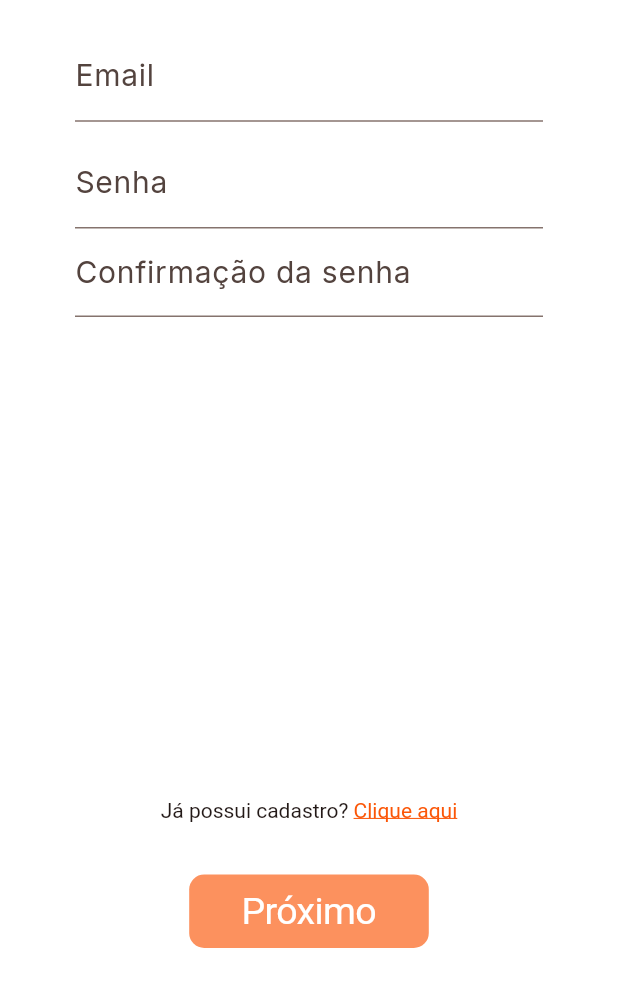
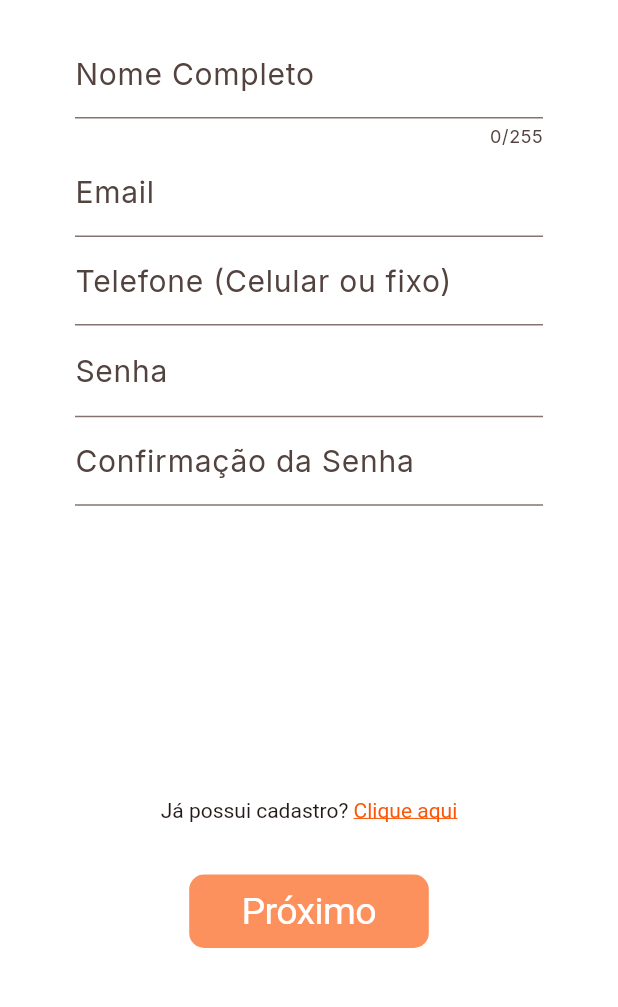
Before and after one commit to journey-etecct/flyvoo-app, a Flutter app: the Cadastro screen opened directly, on a phone screen of 412 x 824 dp, the part 228-1235 px from its top. Run offline on Flutter 3.47's test engine with Material 2 defaults, Android fonts, the phone set to English and light mode, and no system bars; our stand-ins replace flutter_multi_formatter, google_fonts, video_player.

Commit message:
05/17/2023 12:44:28

```diff
--- a/lib/cadastro.dart
+++ b/lib/cadastro.dart
@@ -4,11 +4,17 @@ import 'package:animations/animations.dart';
 import 'package:flutter/cupertino.dart';
 import 'package:flutter/gestures.dart';
 import 'package:flutter/material.dart';
+import 'package:flutter_multi_formatter/flutter_multi_formatter.dart';
 import 'package:google_fonts/google_fonts.dart';
 
 import 'main.dart';
 
 int _step = 0;
+final _txtNome = TextEditingController();
+final _txtEmail = TextEditingController();
+final _txtTelefone = TextEditingController();
+final _txtSenha = TextEditingController();
+final _txtSenhaConf = TextEditingController();
 
 class Cadastro extends StatefulWidget {
   const Cadastro({Key? key}) : super(key: key);
@@ -18,18 +24,39 @@ class Cadastro extends StatefulWidget {
 }
 
 class _CadastroState extends State<Cadastro> with TickerProviderStateMixin {
-  final _formKey = GlobalKey<FormState>();
-  late List<Widget> telas = <Widget>[Tela1(_formKey), Tela2()];
-  bool _reverse = false;
+  final _formKey1 = GlobalKey<FormState>();
+  final _formKey2 = GlobalKey<FormState>();
+  late List<Widget> telas = <Widget>[Tela1(_formKey1), Tela2(_formKey2)];
+  bool _reversed = false;
+
+  @override
+  void initState() {
+    _step = 0;
+    super.initState();
+  }
 
   @override
   Widget build(BuildContext context) {
-    return ScrollConfiguration(
+    return WillPopScope(
+      onWillPop: () async {
+        if (_step == 1) {
+          setState(() {
+            _reversed = true;
+            _step--;
+          });
+          return false;
+        } else {
+          _txtSenha.text = "";
+          _txtSenhaConf.text = "";
+          return true;
+        }
+      },
+      child: ScrollConfiguration(
         behavior: MyBehavior(),
         child: Scaffold(
           backgroundColor: tema["fundo"],
           body: Padding(
-          padding: const EdgeInsets.fromLTRB(50, 60, 50, 40),
+            padding: const EdgeInsets.fromLTRB(50, 0, 50, 0),
             child: SingleChildScrollView(
               child: GestureDetector(
                 onTap: () {
@@ -37,10 +64,13 @@ class _CadastroState extends State<Cadastro> with TickerProviderStateMixin {
                   setState(() {});
                 },
                 child: SizedBox(
-                height: MediaQuery.of(context).size.height - 100,
+                  height: MediaQuery.of(context).size.height,
                   child: Column(
                     mainAxisAlignment: MainAxisAlignment.center,
                     children: [
+                      SizedBox(
+                        height: 60,
+                      ),
                       Row(
                         children: [
                           ClipRRect(
@@ -83,7 +113,7 @@ class _CadastroState extends State<Cadastro> with TickerProviderStateMixin {
                       ),
                       Expanded(
                         child: PageTransitionSwitcher(
-                        reverse: _reverse,
+                          reverse: _reversed,
                           transitionBuilder: (
                             Widget child,
                             Animation<double> primaryAnimation,
@@ -93,7 +123,8 @@ class _CadastroState extends State<Cadastro> with TickerProviderStateMixin {
                               fillColor: Colors.transparent,
                               animation: primaryAnimation,
                               secondaryAnimation: secondaryAnimation,
-                            transitionType: SharedAxisTransitionType.horizontal,
+                              transitionType:
+                                  SharedAxisTransitionType.horizontal,
                               child: child,
                             );
                           },
@@ -134,23 +165,28 @@ class _CadastroState extends State<Cadastro> with TickerProviderStateMixin {
                         onPressed: () {
                           setState(() {
                             if (_step == 0) {
-                            _reverse = false;
+                              if (_formKey1.currentState!.validate()) {
+                                _reversed = false;
                                 _step++;
+                              }
                             } else {
-                            _reverse = true;
-                            _step--;
+                              Navigator.pop(context);
                             }
                           });
                         },
                         child: Text(
-                        "Próximo",
+                          _step == 0 ? "Próximo" : "Cadastrar",
                           style: TextStyle(
                             fontSize: 25,
                             color: Colors.white,
                           ),
                         ),
                       ),
+                      SizedBox(
+                        height: 40,
+                      )
                     ],
+                  ),
                 ),
               ),
             ),
@@ -172,11 +208,6 @@ class Tela1 extends StatefulWidget {
 class _Tela1State extends State<Tela1> {
   IconData _iconeOlho = Icons.visibility_rounded;
   bool _txtEscondido = true;
-  final _loginKey = GlobalKey<FormFieldState>();
-  final _senhaKey = GlobalKey<FormFieldState>();
-  final _senhaConfKey = GlobalKey<FormFieldState>();
-  final _txtSenha = TextEditingController();
-  final _txtSenhaConf = TextEditingController();
 
   @override
   Widget build(BuildContext context) {
@@ -185,7 +216,39 @@ class _Tela1State extends State<Tela1> {
       child: Column(
         children: [
           TextFormField(
-            key: _loginKey,
+            controller: _txtNome,
+            textInputAction: TextInputAction.next,
+            textCapitalization: TextCapitalization.words,
+            keyboardType: TextInputType.text,
+            maxLength: 255,
+            validator: (value) {
+              if (value == null || value.isEmpty) {
+                return "*Obrigatório";
+              } else if (value.contains(
+                RegExp(
+                  r'''[!@#<>?":,.'_/`~;[\]\\|=+)(*&^%0-9-]''',
+                ),
+              )) {
+                return "Nome inválido";
+              }
+              return null;
+            },
+            autovalidateMode: AutovalidateMode.onUserInteraction,
+            decoration: InputDecoration(
+              labelText: "Nome Completo",
+              labelStyle: TextStyle(
+                fontSize: 20,
+              ),
+              focusedBorder: UnderlineInputBorder(
+                borderSide: BorderSide(
+                  color: tema["primaria"],
+                ),
+              ),
+            ),
+          ),
+          TextFormField(
+            controller: _txtEmail,
+            textInputAction: TextInputAction.next,
             validator: (value) {
               if (value == null || value.isEmpty) {
                 return "*Obrigatório";
@@ -204,9 +267,7 @@ class _Tela1State extends State<Tela1> {
               }
               return null;
             },
-            onChanged: (value) {
-              _loginKey.currentState!.validate();
-            },
+            autovalidateMode: AutovalidateMode.onUserInteraction,
             cursorColor: tema["primaria"],
             autofillHints: const [AutofillHints.email],
             keyboardType: TextInputType.emailAddress,
@@ -220,29 +281,31 @@ class _Tela1State extends State<Tela1> {
                   color: tema["primaria"],
                 ),
               ),
-              suffix: ClipRRect(
-                borderRadius: BorderRadius.circular(50),
-                child: Material(
-                  color: Colors.transparent,
-                  child: InkWell(
-                    child: Icon(
-                      Icons.favorite_border,
-                      color: Colors.transparent,
-                      size: 20,
-                    ),
-                    onTap: () {
-                      // ignorar
-                    },
             ),
           ),
+          TextFormField(
+            controller: _txtTelefone,
+            validator: (value) {
+              if (value == null || value.isEmpty) {
+                return "*Obrigatório";
+              } else if (value.length < 14) {
+                return "Muito curto";
+              }
+              return null;
+            },
+            autofillHints: const [AutofillHints.telephoneNumberNational],
+            autovalidateMode: AutovalidateMode.onUserInteraction,
+            decoration: InputDecoration(
+              labelText: "Telefone (Celular ou fixo)",
+              labelStyle: TextStyle(fontSize: 20),
             ),
-            ),
-          ),
-          const SizedBox(
-            height: 10,
+            inputFormatters: [
+              PhoneInputFormatter(
+                defaultCountryCode: "BR",
+              )
+            ],
           ),
           TextFormField(
-            key: _senhaKey,
             controller: _txtSenha,
             validator: (value) {
               if (value == null || value.isEmpty) {
@@ -291,12 +354,11 @@ class _Tela1State extends State<Tela1> {
             ),
           ),
           TextFormField(
-            key: _senhaConfKey,
             controller: _txtSenhaConf,
             validator: (value) {
               if (value == null || value.isEmpty) {
                 return "*Obrigatório";
-              } else if (_txtSenha.text != _txtSenhaConf.text) {
+              } else if (_txtSenha.text != value) {
                 return "Senhas não coincidem";
               } else {
                 return null;
@@ -308,7 +370,7 @@ class _Tela1State extends State<Tela1> {
             obscureText: _txtEscondido,
             keyboardType: TextInputType.visiblePassword,
             decoration: InputDecoration(
-              labelText: "Confirmação da senha",
+              labelText: "Confirmação da Senha",
               labelStyle: TextStyle(
                 fontSize: 20,
               ),
@@ -326,7 +388,8 @@ class _Tela1State extends State<Tela1> {
 }
 
 class Tela2 extends StatefulWidget {
-  const Tela2({super.key});
+  final Key formKey;
+  const Tela2(this.formKey, {super.key});
 
   @override
   State<Tela2> createState() => _Tela2State();
--- a/pubspec.yaml
+++ b/pubspec.yaml
@@ -12,6 +12,7 @@ dependencies:
     sdk: flutter
   flutter_multi_formatter: ^2.11.0
   google_fonts: ^4.0.4
+  shared_preferences: ^2.1.1
   video_player: ^2.6.1
 
 dev_dependencies:
```
Also changed, not shown: lib/login.dart (+0 -16 lines), pubspec.lock, 1 other file. Lines whose indentation alone changed are shown as unchanged.
